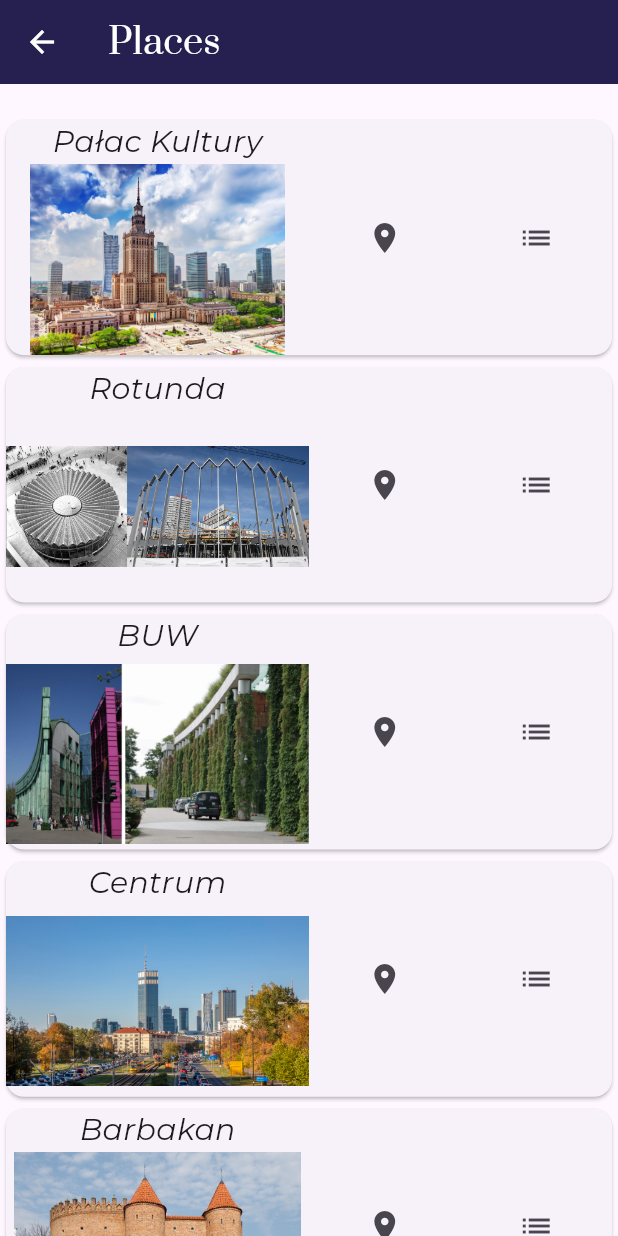
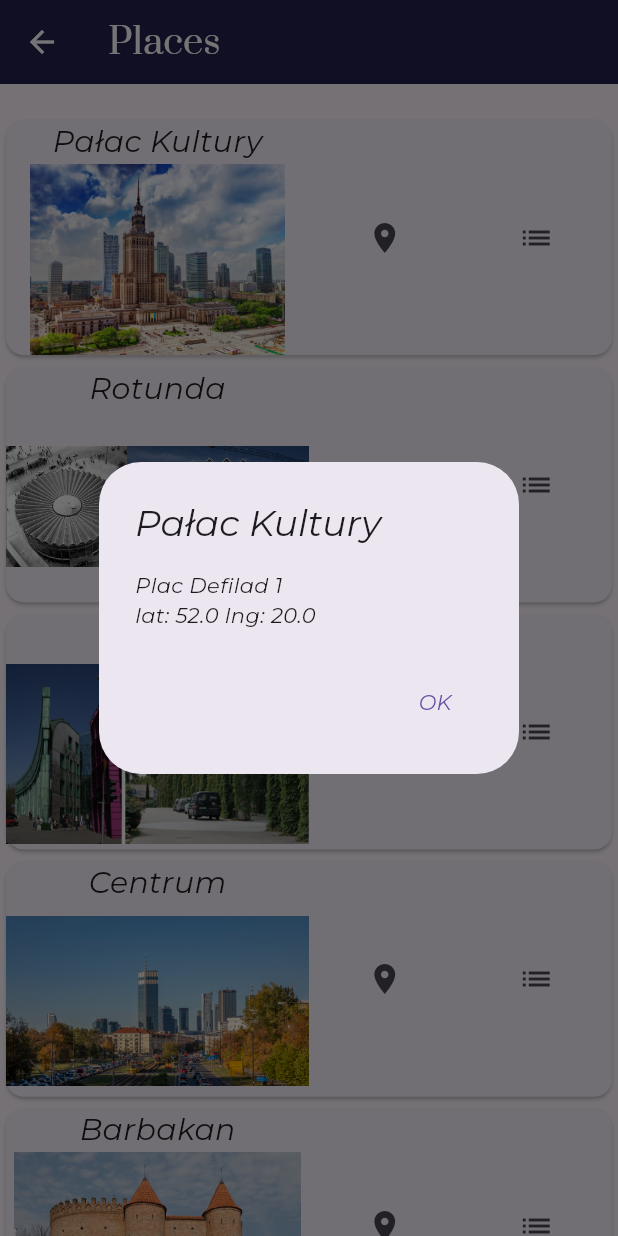
Before and after one commit to SmartCityPW/projekt-it, a Flutter app: the PlacesPage screen opened directly, after a tap on the "location on" icon, on a phone screen of 412 x 824 dp. Run offline on Flutter 3.47's test engine with Material 3 defaults, Android fonts, the phone set to English and light mode, and no system bars; our stand-ins replace camera, carousel_slider, flutter_svg, geolocator; missing offline and left inert: map_launcher; project files that could hold a hidden picture were left out.

Commit message:
Added a popup with location information

```diff
--- a/lib/placeCard.dart
+++ b/lib/placeCard.dart
@@ -1,4 +1,5 @@
 import 'package:flutter/material.dart';
+import 'package:map_launcher/map_launcher.dart';
 import 'package:projekt_it/theme/theme_constants.dart';
 import 'package:projekt_it/placeData.dart';
 
@@ -32,7 +33,22 @@ class _PlaceCardState extends State<PlaceCard> {
           Expanded(
             flex: 1,
             child: IconButton(
-                onPressed: () {}, icon: const Icon(Icons.location_on_sharp)),
+                onPressed: () {
+                  showDialog(
+                    context: context,
+                    builder: (context) => AlertDialog(
+                      title: Text(widget.placeData.name),
+                      content: Text(
+                          "${widget.placeData.street} ${widget.placeData.streetNr}\nlat: ${widget.placeData.latitude} lng: ${widget.placeData.longtitude}"),
+                      actions: [
+                        TextButton(
+                            onPressed: () => Navigator.pop(context),
+                            child: const Text("OK"))
+                      ],
+                    ),
+                  );
+                },
+                icon: const Icon(Icons.location_on_sharp)),
           ),
           Expanded(
               flex: 1,
```
